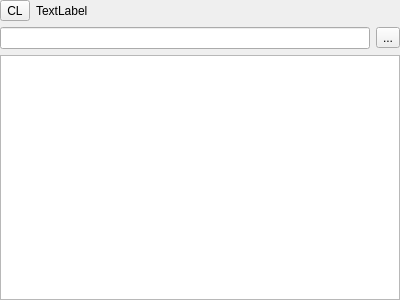
Qt form source/CSelectHelper.ui (Flk427/edth) before a commit.
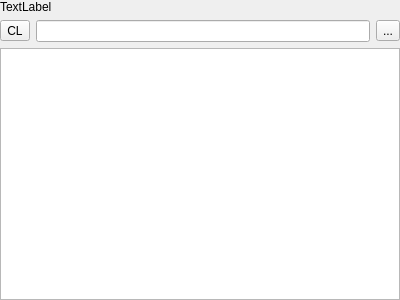
The same form after that commit.

What changed in the file:
```diff
--- a/source/CSelectHelper.ui
+++ b/source/CSelectHelper.ui
@@ -31,16 +31,6 @@
    </property>
    <item>
     <layout class="QHBoxLayout" name="horizontalLayout_2">
-     <item>
-      <widget class="QToolButton" name="clearToolButton">
-       <property name="enabled">
-        <bool>true</bool>
-       </property>
-       <property name="text">
-        <string>CL</string>
-       </property>
-      </widget>
-     </item>
      <item>
       <widget class="QLabel" name="label">
        <property name="text">
@@ -52,6 +42,16 @@
    </item>
    <item>
     <layout class="QHBoxLayout" name="horizontalLayout">
+     <item>
+      <widget class="QToolButton" name="clearToolButton">
+       <property name="enabled">
+        <bool>true</bool>
+       </property>
+       <property name="text">
+        <string>CL</string>
+       </property>
+      </widget>
+     </item>
      <item>
       <widget class="QLineEdit" name="lineEdit"/>
      </item>
```
